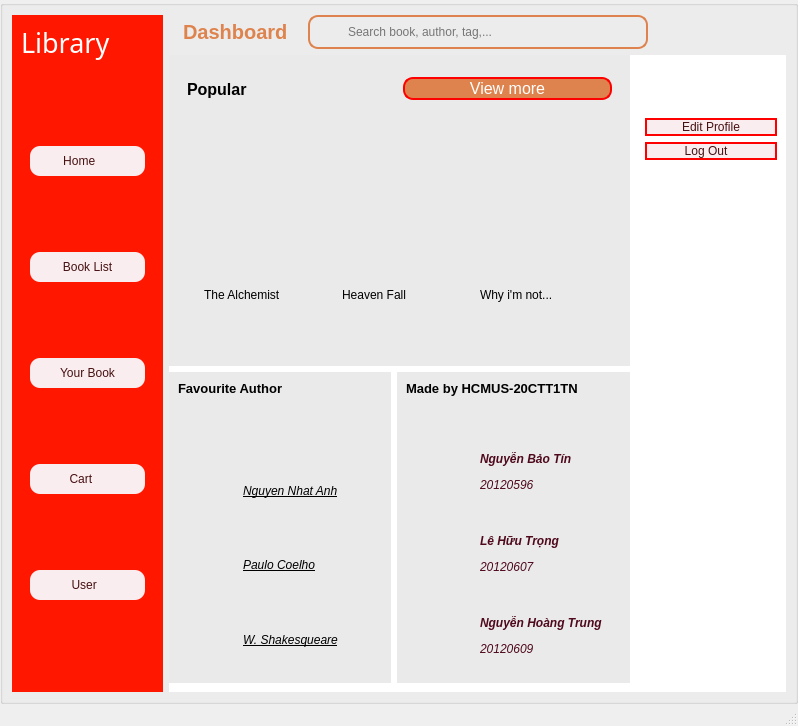
First picture: the form in Source/mainwindow.ui, repository hoangtrungnguyen1010/Library-Management, before the edit.
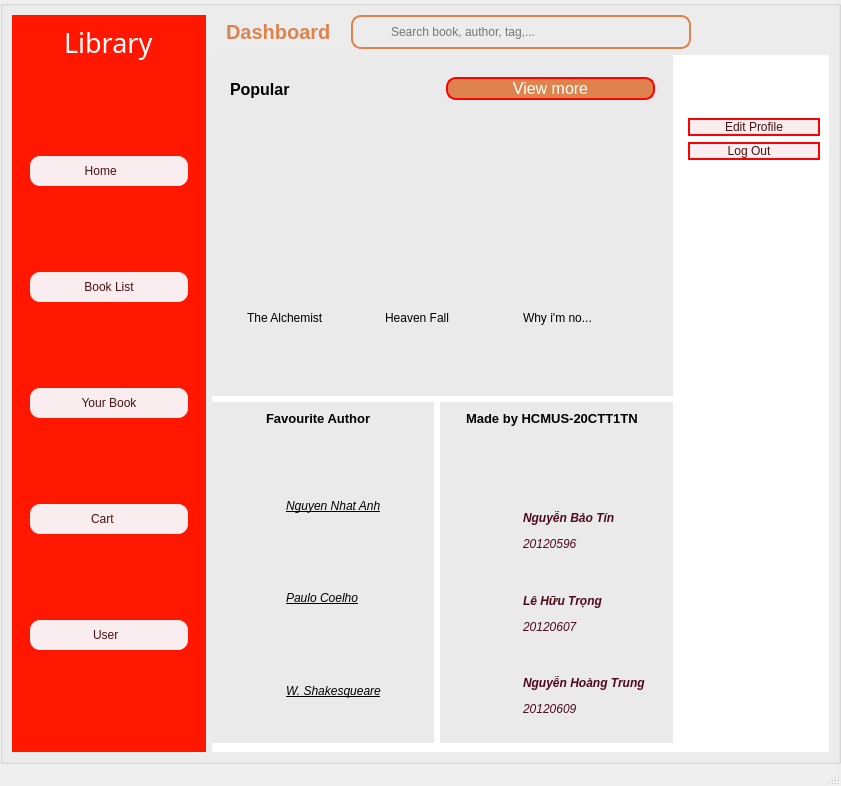
Second picture: the form after the edit. Icons and pictures are not drawn.

What changed in the file:
```diff
--- a/Source/mainwindow.ui
+++ b/Source/mainwindow.ui
@@ -6,8 +6,8 @@
    <rect>
     <x>0</x>
     <y>0</y>
-    <width>798</width>
-    <height>726</height>
+    <width>841</width>
+    <height>786</height>
    </rect>
   </property>
   <property name="sizePolicy">
@@ -98,7 +98,7 @@
           <string notr="true">background-color: #FF1700;</string>
          </property>
          <layout class="QVBoxLayout" name="verticalLayout_6">
-          <item>
+          <item alignment="Qt::AlignHCenter">
            <widget class="QLabel" name="label_19">
             <property name="minimumSize">
              <size>
@@ -720,7 +720,7 @@
                        <item row="1" column="2">
                         <widget class="QLabel" name="label_18">
                          <property name="text">
-                          <string>Why i'm not...</string>
+                          <string>Why i'm no...</string>
                          </property>
                         </widget>
                        </item>
@@ -810,8 +810,14 @@
                           <string notr="true">background-color: #EAEAEA</string>
                          </property>
                          <layout class="QVBoxLayout" name="verticalLayout_9">
-                          <item>
+                          <item alignment="Qt::AlignHCenter">
                            <widget class="QFrame" name="frame_2">
+                            <property name="maximumSize">
+                             <size>
+                              <width>16777215</width>
+                              <height>45</height>
+                             </size>
+                            </property>
                             <property name="frameShape">
                              <enum>QFrame::StyledPanel</enum>
                             </property>
@@ -1016,7 +1022,7 @@
                           <string notr="true">background-color: #EAEAEA</string>
                          </property>
                          <layout class="QVBoxLayout" name="verticalLayout_10">
-                          <item>
+                          <item alignment="Qt::AlignHCenter">
                            <widget class="QFrame" name="frame_6">
                             <property name="frameShape">
                              <enum>QFrame::StyledPanel</enum>
```
Left out of the diff: 26 changed lines with no effect on the pictures.
